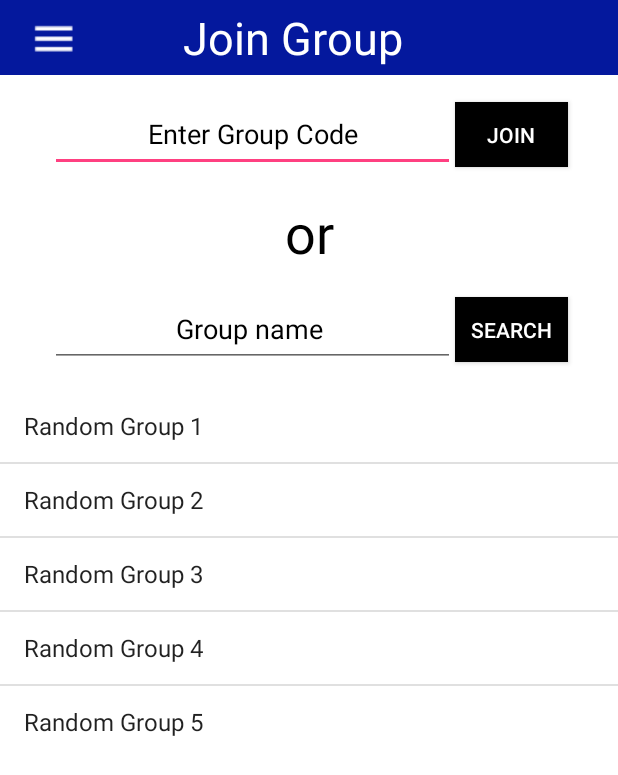
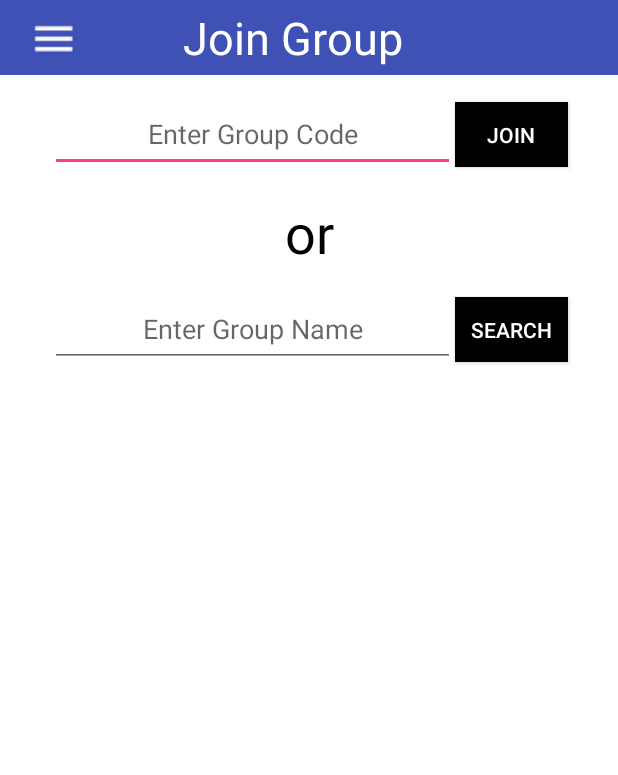
Before and after one commit to nozberkm/CSE-110-Galendary, an Android app: the JoinGroup screen opened directly, with no data from a screen before it, on a phone screen of 412 x 824 dp. Shown: the top 775 px of the screen. Run offline under Robolectric (Android 15) with nearby library versions, the phone set to English and light mode, and no system bars; network calls fail.

Commit message:
group search not on join group page

```diff
--- a/app/src/main/java/com/example/aymaan/cse110applogin/JoinGroup.java
+++ b/app/src/main/java/com/example/aymaan/cse110applogin/JoinGroup.java
@@ -2,6 +2,7 @@ package com.example.aymaan.cse110applogin;
 
 import android.content.Context;
 import android.content.DialogInterface;
+import android.content.Intent;
 import android.os.Build;
 import android.os.Bundle;
 import android.support.v7.app.AlertDialog;
@@ -9,6 +10,7 @@ import android.support.v7.app.AppCompatActivity;
 import android.view.View;
 import android.widget.AdapterView;
 import android.widget.ArrayAdapter;
+import android.widget.Button;
 import android.widget.ListView;
 
 
@@ -16,41 +18,27 @@ public class JoinGroup extends AppCompatActivity {
 
 
     Context context;
+    private Button search;
+    private Button join;
+
     protected void onCreate(Bundle savedInstanceState) {
         super.onCreate(savedInstanceState);
         setContentView(R.layout.join_group);
         context=this;
-        ListView lstview=(ListView)findViewById(R.id.listv);
-        ArrayAdapter adapter;
+        join = (Button) findViewById(R.id.button);
+        search = (Button) findViewById(R.id.button2);
 
-        final String[] items={"Random Group 1","Random Group 2","Random Group 3","Random Group 4","Random Group 5"};
-        adapter = new ArrayAdapter(this, android.R.layout.simple_list_item_1, items);
-        lstview.setAdapter(adapter);
-        lstview.setOnItemClickListener(new AdapterView.OnItemClickListener() {
+        join.setOnClickListener(new View.OnClickListener(){
             @Override
-            public void onItemClick(AdapterView<?> parent, View view, int position, long id) {
-                AlertDialog.Builder builder;
-                if (Build.VERSION.SDK_INT >= Build.VERSION_CODES.LOLLIPOP) {
-                    builder = new AlertDialog.Builder(context, android.R.style.Theme_Material_Dialog_Alert);
-                } else {
-                    builder = new AlertDialog.Builder(context);
-                }
-                builder.setTitle("Join Group " + items[position])
-                        .setMessage("Are you sure you want to join this group")
-                        .setPositiveButton(android.R.string.yes, new DialogInterface.OnClickListener() {
-                            public void onClick(DialogInterface dialog, int which) {
-                                // continue with join
-                            }
-                        })
-                        .setNegativeButton(android.R.string.no, new DialogInterface.OnClickListener() {
-                            public void onClick(DialogInterface dialog, int which) {
-                                // do nothing
-                            }
-                        })
-                        .setIcon(android.R.drawable.ic_dialog_alert)
-                        .show();
+            public void onClick(View v) {
+
             }
         });
+        search.setOnClickListener(new View.OnClickListener() {
+            @Override
+            public void onClick(View v) {
 
+            }
+        });
     }
 }
--- a/app/src/main/res/layout/join_group.xml
+++ b/app/src/main/res/layout/join_group.xml
@@ -9,7 +9,7 @@
     <LinearLayout
         android:layout_width="match_parent"
         android:layout_height="50dp"
-        android:background="#04189d"
+        android:background="@color/colorPrimary"
         android:orientation="horizontal">
 
         <Space
@@ -20,7 +20,7 @@
             android:id="@+id/imageButton"
             android:layout_width="50dp"
             android:layout_height="match_parent"
-            android:background="#04189d"
+            android:background="@color/colorPrimary"
             android:tint="@android:color/background_light"
             app:srcCompat="@drawable/ic_stat_name" />
 
@@ -47,9 +47,9 @@
             android:layout_gravity="center"
             android:ems="10"
             android:gravity="center"
+            android:hint="Enter Group Code"
             android:inputType="textPersonName"
             android:singleLine="true"
-            android:text="Enter Group Code"
             android:textColor="@android:color/background_dark"
             android:visibility="visible" />
 
@@ -92,8 +92,8 @@
             android:layout_height="50dp"
             android:ems="10"
             android:gravity="center"
+            android:hint="Enter Group Name"
             android:inputType="textPersonName"
-            android:text="Group name "
             android:textColor="@android:color/background_dark" />
 
         <Button
@@ -105,13 +105,4 @@
             android:textColor="@android:color/background_light" />
     </LinearLayout>
 
-    <ListView
-        android:id="@+id/listv"
-        android:layout_width="match_parent"
-        android:layout_height="wrap_content"
-
-        >
-
-    </ListView>
-
 </LinearLayout>
```
